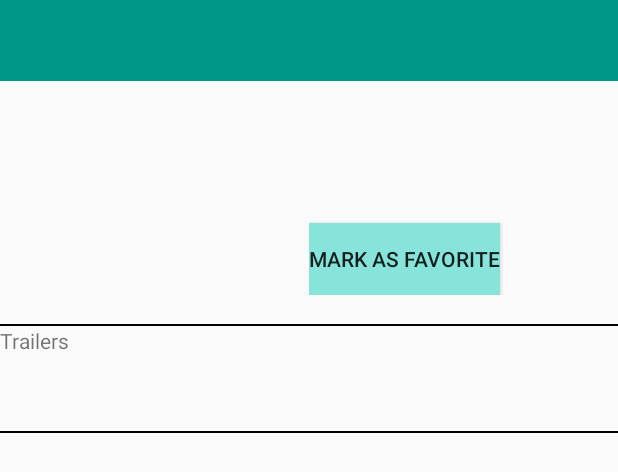
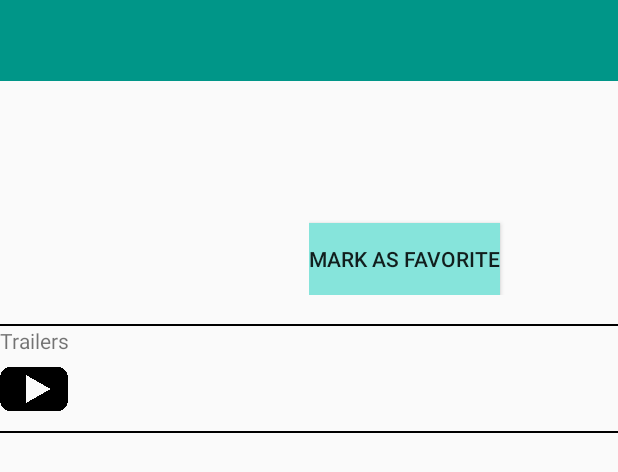
Before and after one commit to brads0n/PopularMovies, an Android app: the layout activity_movie_detail.xml on its own in the app's theme, with its tools: preview values and no code run, on a phone screen of 412 x 824 dp. Shown: the top 472 px of the screen. Run offline under Robolectric (Android 15) with nearby library versions, the phone set to English and light mode, and no system bars.

Commit message:
backup in case of ruin everything

```diff
--- a/app/src/main/res/layout/activity_movie_detail.xml
+++ b/app/src/main/res/layout/activity_movie_detail.xml
@@ -12,54 +12,55 @@ android:layout_height="match_parent">
 
         <TextView
             android:id="@+id/tv_movie_title"
-        android:textSize="40sp"
-        android:gravity="center_vertical"
             android:layout_width="match_parent"
             android:layout_height="wrap_content"
             android:layout_weight="1"
             android:background="#009688"
-        android:textColor="#FFFFFF" />
+            android:gravity="center_vertical"
+            android:textColor="#FFFFFF"
+            android:textSize="40sp" />
 
 
         <LinearLayout
-        android:orientation="horizontal"
             android:layout_width="match_parent"
             android:layout_height="match_parent"
-        android:layout_weight="4">
+            android:layout_weight="4"
+            android:orientation="horizontal">
 
             <ImageView
                 android:id="@+id/iv_movie_cover"
-            android:adjustViewBounds="true"
-            android:scaleType="fitCenter"
                 android:layout_width="0dp"
                 android:layout_height="wrap_content"
                 android:layout_weight="1"
-            android:paddingTop="8dp"
+                android:adjustViewBounds="true"
                 android:paddingBottom="8dp"
                 android:paddingLeft="24dp"
                 android:paddingRight="24dp"
-            />
+                android:paddingTop="8dp"
+                android:scaleType="fitCenter" />
+
             <LinearLayout
                 android:layout_width="0dp"
                 android:layout_height="wrap_content"
-            android:orientation="vertical"
-            android:layout_weight="1">
+                android:layout_weight="1"
+                android:orientation="vertical">
+
                 <TextView
                     android:id="@+id/tv_movie_release_year"
-            android:textSize="30sp"
                     android:layout_width="wrap_content"
-            android:layout_height="wrap_content" />
+                    android:layout_height="wrap_content"
+                    android:textSize="30sp" />
 
                 <TextView
                     android:id="@+id/tv_movie_duration"
-            android:textSize="25sp"
                     android:layout_width="wrap_content"
-            android:layout_height="wrap_content" />
+                    android:layout_height="wrap_content"
+                    android:textSize="25sp" />
 
                 <TextView
                     android:id="@+id/tv_movie_rating"
                     android:layout_width="wrap_content"
-            android:layout_height="wrap_content"/>
+                    android:layout_height="wrap_content" />
 
                 <Button
                     android:id="@+id/btn_movie_favorite"
@@ -75,24 +76,26 @@ android:layout_height="match_parent">
             android:id="@+id/tv_movie_overview"
             android:layout_width="wrap_content"
             android:layout_height="wrap_content" />
+
         <FrameLayout
             android:layout_width="match_parent"
             android:layout_height="1dp"
-        android:background="#000000"/>
+            android:background="#000000" />
+
         <TextView
             android:layout_width="wrap_content"
             android:layout_height="wrap_content"
             android:text="@string/tv_trailers" />
 
         <LinearLayout
-        android:orientation="horizontal"
             android:layout_width="match_parent"
-        android:layout_height="wrap_content">
+            android:layout_height="wrap_content"
+            android:orientation="horizontal">
 
             <ImageView
-            android:id="@+id/iv_movie_trailer"
                 android:layout_width="45dp"
-            android:layout_height="45dp"/>
+                android:layout_height="45dp"
+                android:src="@drawable/play" />
 
             <TextView
                 android:layout_width="wrap_content"
@@ -101,11 +104,11 @@ android:layout_height="match_parent">
                 app:layout_constraintStart_toEndOf="@+id/iv_movie_trailer"
                 app:layout_constraintTop_toTopOf="parent" />
         </LinearLayout>
+
         <FrameLayout
             android:layout_width="match_parent"
             android:layout_height="1dp"
-            android:background="#000000"
-            android:layout_marginTop="5dp">
-        </FrameLayout>
+            android:layout_marginTop="5dp"
+            android:background="#000000"></FrameLayout>
     </LinearLayout>
 </ScrollView>
```
Also changed, not shown: app/src/main/res/drawable-v24/sample_0.jpg (deleted), app/src/main/res/drawable-v24/sample_1.jpg (deleted), app/src/main/res/drawable-v24/sample_2.jpg (deleted), app/src/main/res/drawable-v24/sample_3.jpg (deleted), app/src/main/res/drawable-v24/sample_4.jpg (deleted), app/src/main/res/drawable-v24/sample_5.jpg (deleted), app/src/main/res/drawable-v24/sample_6.jpg (deleted), app/src/main/res/drawable-v24/sample_7.jpg (deleted). Lines whose indentation alone changed are shown as unchanged.
